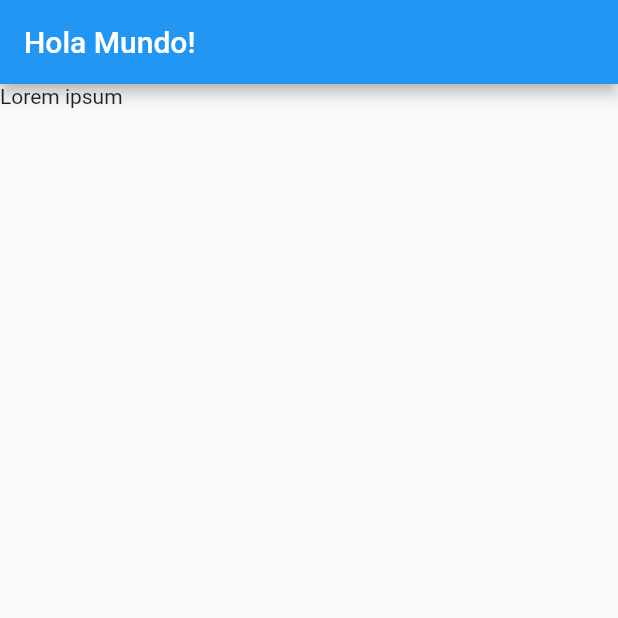
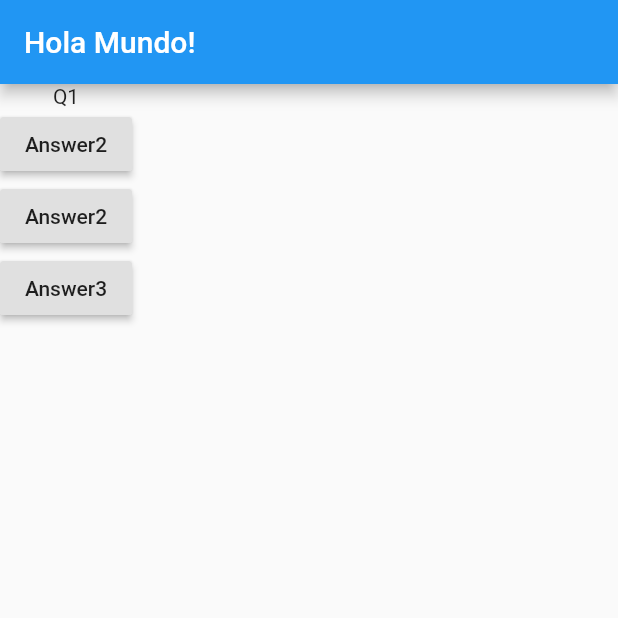
Before and after one commit to Jose-Verdu-Diaz/flutter_tutorial, a Flutter app: the screen it shows after launch, on a phone screen of 412 x 824 dp, the top half of it. Run offline on Flutter 3.47's test engine with Material 2 defaults, Android fonts, the phone set to English and light mode, and no system bars; missing offline and left inert: dart:ffi.

```diff
--- a/lib/main.dart
+++ b/lib/main.dart
@@ -1,18 +1,55 @@
+import 'dart:ffi';
+
 import 'package:flutter/material.dart';
 
-void main() {
-  runApp(MyApp());
+void main() => runApp(MyApp());
+
+class MyApp extends StatefulWidget {
+  @override
+  State<StatefulWidget> createState() {
+    // TODO: implement createState
+    return MyAppState();
+  }
 }
 
-class MyApp extends StatelessWidget {
+class MyAppState extends State<MyApp> {
+  var questionIndex = 0;
+
+  void answerQuestion() {
+    setState(() {
+      questionIndex++;
+    });
+    print(questionIndex);
+  }
+
   @override
   Widget build(BuildContext context) {
+    var questions = ['Q1', 'Q2', 'Q3', 'Q4'];
+
     return MaterialApp(
       home: Scaffold(
         appBar: AppBar(
           title: Text('Hola Mundo!'),
         ),
-        body: Text('Lorem ipsum'),
+        body: Column(
+          children: [
+            Text(questions[questionIndex]),
+            RaisedButton(
+              child: Text('Answer2'),
+              onPressed: answerQuestion,
+            ),
+            RaisedButton(
+              child: Text('Answer2'),
+              onPressed: () => print('Answer 2 Chosen'),
+            ),
+            RaisedButton(
+              child: Text('Answer3'),
+              onPressed: () {
+                print('Answer 3 Chosen');
+              },
+            )
+          ],
+        ),
       ),
     );
   }
```
